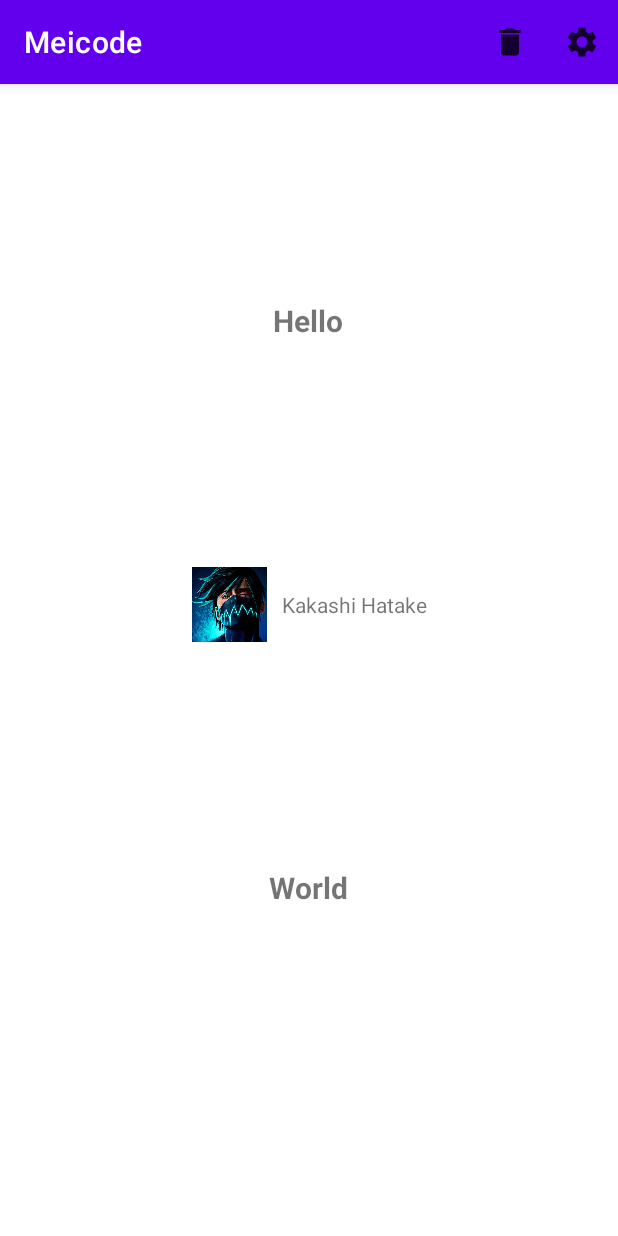
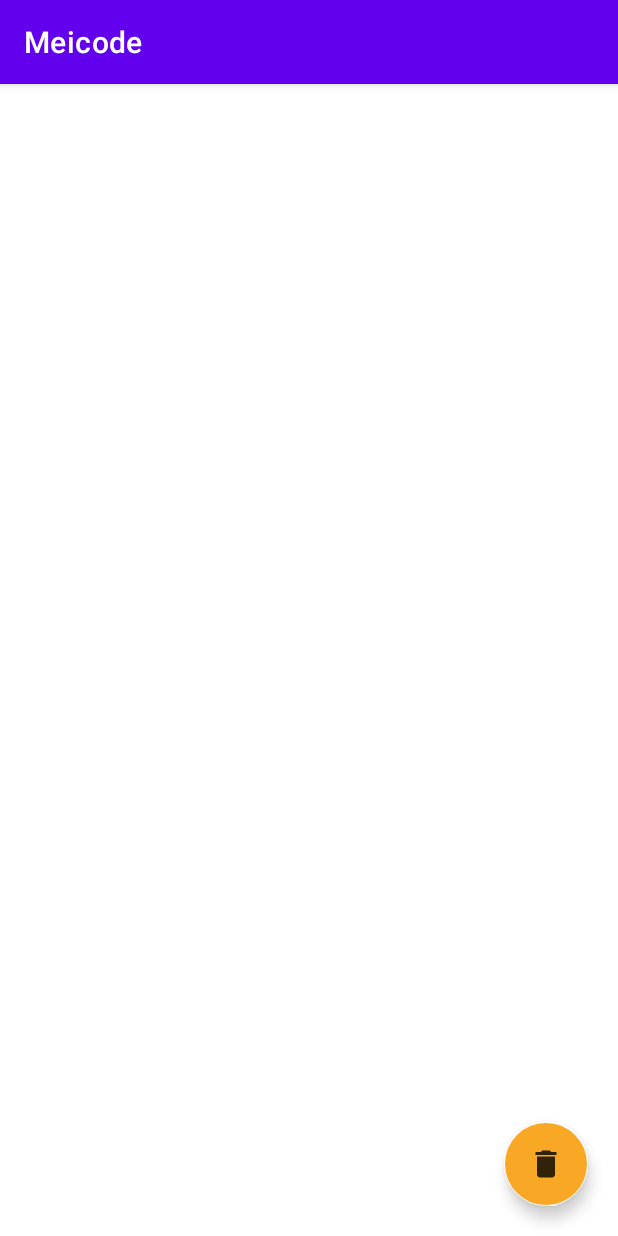
Before and after one commit to Dhannyphantom/meicode-android, an Android app: the screen it shows after launch (MainActivity), on a phone screen of 412 x 824 dp. Run offline under Robolectric (Android 15) with nearby library versions, the phone set to English and light mode, and no system bars.

Commit message:
Floating Action Buttons

```diff
--- a/app/src/main/java/com/example/meicode/MainActivity.java
+++ b/app/src/main/java/com/example/meicode/MainActivity.java
@@ -1,42 +1,25 @@
 package com.example.meicode;
 
-import androidx.annotation.NonNull;
 import androidx.appcompat.app.AppCompatActivity;
-
-import android.annotation.SuppressLint;
 import android.os.Bundle;
-import android.view.Menu;
-import android.view.MenuInflater;
-import android.view.MenuItem;
+import android.view.View;
 import android.widget.Toast;
 
+import com.google.android.material.floatingactionbutton.FloatingActionButton;
+
 public class MainActivity extends AppCompatActivity {
+    FloatingActionButton fab;
     @Override
     protected void onCreate(Bundle savedInstanceState) {
         super.onCreate(savedInstanceState);
         setContentView(R.layout.activity_main);
-    }
 
-    @Override
-    public boolean onCreateOptionsMenu(Menu menu) {
-        MenuInflater inflater = getMenuInflater();
-        inflater.inflate(R.menu.main_menu, menu);
-        return true;
-    }
-
-    @SuppressLint("NonConstantResourceId")
-    @Override
-    public boolean onOptionsItemSelected(@NonNull MenuItem item) {
-        switch (item.getItemId()) {
-            case R.id.settingsMenu:
-                Toast.makeText(this, "Settings clicked", Toast.LENGTH_SHORT).show();
-                return true;
-            case R.id.deleteMenu:
-                Toast.makeText(this, "Delete icon clicked", Toast.LENGTH_SHORT).show();
-                return true;
-            default:
-                return super.onOptionsItemSelected(item);
-        }
-
+        fab = findViewById(R.id.mainFlow);
+        fab.setOnClickListener(new View.OnClickListener() {
+            @Override
+            public void onClick(View view) {
+                Toast.makeText(MainActivity.this, "Floated", Toast.LENGTH_SHORT).show();
+            }
+        });
     }
 }
--- a/app/src/main/res/layout/activity_main.xml
+++ b/app/src/main/res/layout/activity_main.xml
@@ -6,40 +6,17 @@
     android:layout_height="match_parent"
     tools:context=".MainActivity">
 
-
-    <TextView
-        android:id="@+id/textView2"
+    <com.google.android.material.floatingactionbutton.FloatingActionButton
         android:layout_width="wrap_content"
         android:layout_height="wrap_content"
-        android:layout_marginTop="144dp"
-        android:text="Hello"
-        android:textSize="20sp"
-        app:layout_constraintEnd_toEndOf="parent"
-        android:textStyle="bold"
-        app:layout_constraintHorizontal_bias="0.498"
-        app:layout_constraintStart_toStartOf="parent"
-        app:layout_constraintTop_toTopOf="parent" />
+        android:layout_marginEnd="20dp"
+        android:id="@+id/mainFlow"
+        android:backgroundTint="@color/my_orange"
+        app:backgroundTint="@color/white"
+        android:layout_marginBottom="20dp"
+        android:src="@drawable/ic_delete"
+        app:layout_constraintBottom_toBottomOf="parent"
+        app:layout_constraintEnd_toEndOf="parent" />
 
-    <include
-        layout="@layout/trademark"
-        android:layout_width="wrap_content"
-        android:layout_height="wrap_content"
-        app:layout_constraintBottom_toTopOf="@+id/textView3"
-        app:layout_constraintEnd_toEndOf="parent"
-        app:layout_constraintStart_toStartOf="parent"
-        app:layout_constraintTop_toBottomOf="@+id/textView2" />
 
-    <TextView
-        android:id="@+id/textView3"
-        android:layout_width="wrap_content"
-        android:layout_height="wrap_content"
-        android:layout_marginTop="132dp"
-        android:textSize="20sp"
-        android:text="World"
-        android:textStyle="bold"
-        app:layout_constraintBottom_toBottomOf="parent"
-        app:layout_constraintEnd_toEndOf="@+id/textView2"
-        app:layout_constraintHorizontal_bias="0.5"
-        app:layout_constraintStart_toStartOf="@+id/textView2"
-        app:layout_constraintTop_toBottomOf="@+id/textView2" />
 </androidx.constraintlayout.widget.ConstraintLayout>
--- a/app/src/main/res/values/colors.xml
+++ b/app/src/main/res/values/colors.xml
@@ -6,5 +6,6 @@
     <color name="teal_200">#FF03DAC5</color>
     <color name="teal_700">#FF018786</color>
     <color name="black">#FF000000</color>
+    <color name="my_orange">#F9A825</color>
     <color name="white">#FFFFFFFF</color>
 </resources>
```
